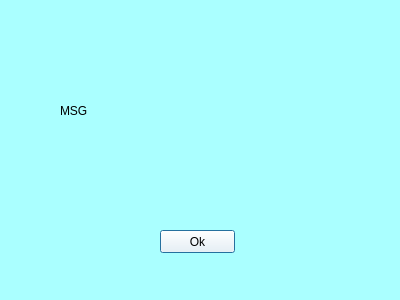
Above: error_win.ui from Fayadkhan8911/Medico-Desktop-App before the change. Below: the same form after it.
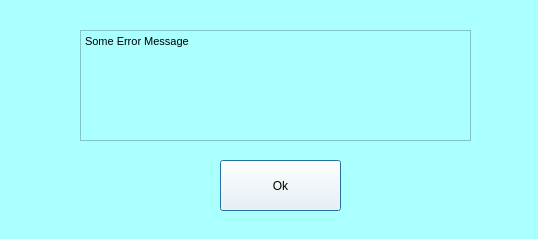
That is the form after the change.

```diff
--- a/error_win.ui
+++ b/error_win.ui
@@ -6,8 +6,8 @@
    <rect>
     <x>0</x>
     <y>0</y>
-    <width>400</width>
-    <height>300</height>
+    <width>538</width>
+    <height>239</height>
    </rect>
   </property>
   <property name="windowTitle">
@@ -19,10 +19,10 @@
   <widget class="QPushButton" name="ok_btn">
    <property name="geometry">
     <rect>
-     <x>160</x>
-     <y>230</y>
-     <width>75</width>
-     <height>23</height>
+     <x>220</x>
+     <y>160</y>
+     <width>121</width>
+     <height>51</height>
     </rect>
    </property>
    <property name="styleSheet">
@@ -32,20 +32,24 @@
     <string>Ok</string>
    </property>
   </widget>
-  <widget class="QLabel" name="error_msg">
+  <widget class="QTextBrowser" name="error_msg_text">
    <property name="geometry">
     <rect>
-     <x>60</x>
-     <y>70</y>
-     <width>291</width>
-     <height>81</height>
+     <x>80</x>
+     <y>30</y>
+     <width>391</width>
+     <height>111</height>
     </rect>
    </property>
    <property name="styleSheet">
     <string notr="true">font: 14pt &quot;MS Shell Dlg 2&quot;;</string>
    </property>
-   <property name="text">
-    <string>MSG</string>
+   <property name="html">
+    <string>&lt;!DOCTYPE HTML PUBLIC &quot;-//W3C//DTD HTML 4.0//EN&quot; &quot;http://www.w3.org/TR/REC-html40/strict.dtd&quot;&gt;
+&lt;html&gt;&lt;head&gt;&lt;meta name=&quot;qrichtext&quot; content=&quot;1&quot; /&gt;&lt;style type=&quot;text/css&quot;&gt;
+p, li { white-space: pre-wrap; }
+&lt;/style&gt;&lt;/head&gt;&lt;body style=&quot; font-family:'MS Shell Dlg 2'; font-size:14pt; font-weight:400; font-style:normal;&quot;&gt;
+&lt;p style=&quot; margin-top:0px; margin-bottom:0px; margin-left:0px; margin-right:0px; -qt-block-indent:0; text-indent:0px;&quot;&gt;&lt;span style=&quot; font-size:8.25pt;&quot;&gt;Some Error Message&lt;/span&gt;&lt;/p&gt;&lt;/body&gt;&lt;/html&gt;</string>
    </property>
   </widget>
  </widget>
```
